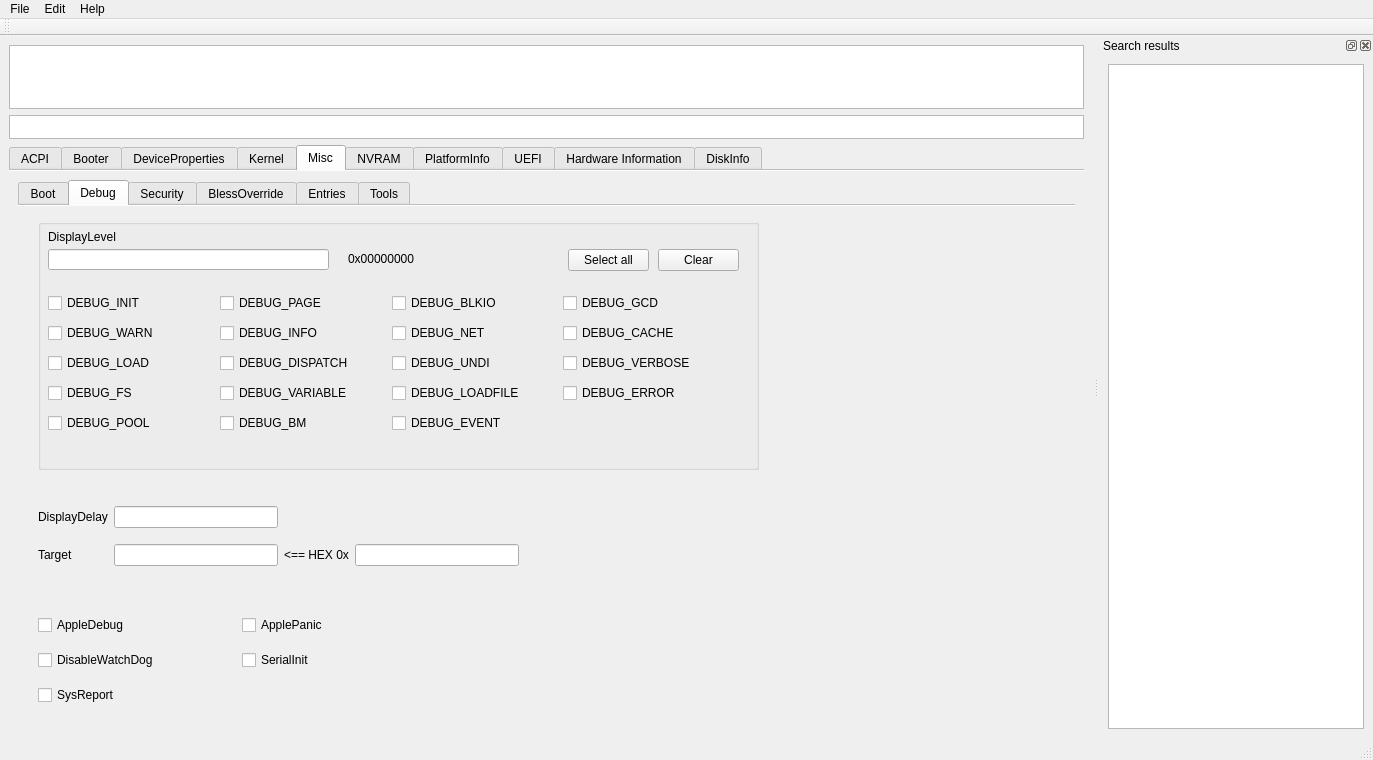
Before: the Qt Designer form mainwindow.ui in ic005k/OCAuxiliaryTools, drawn with Qt 5.
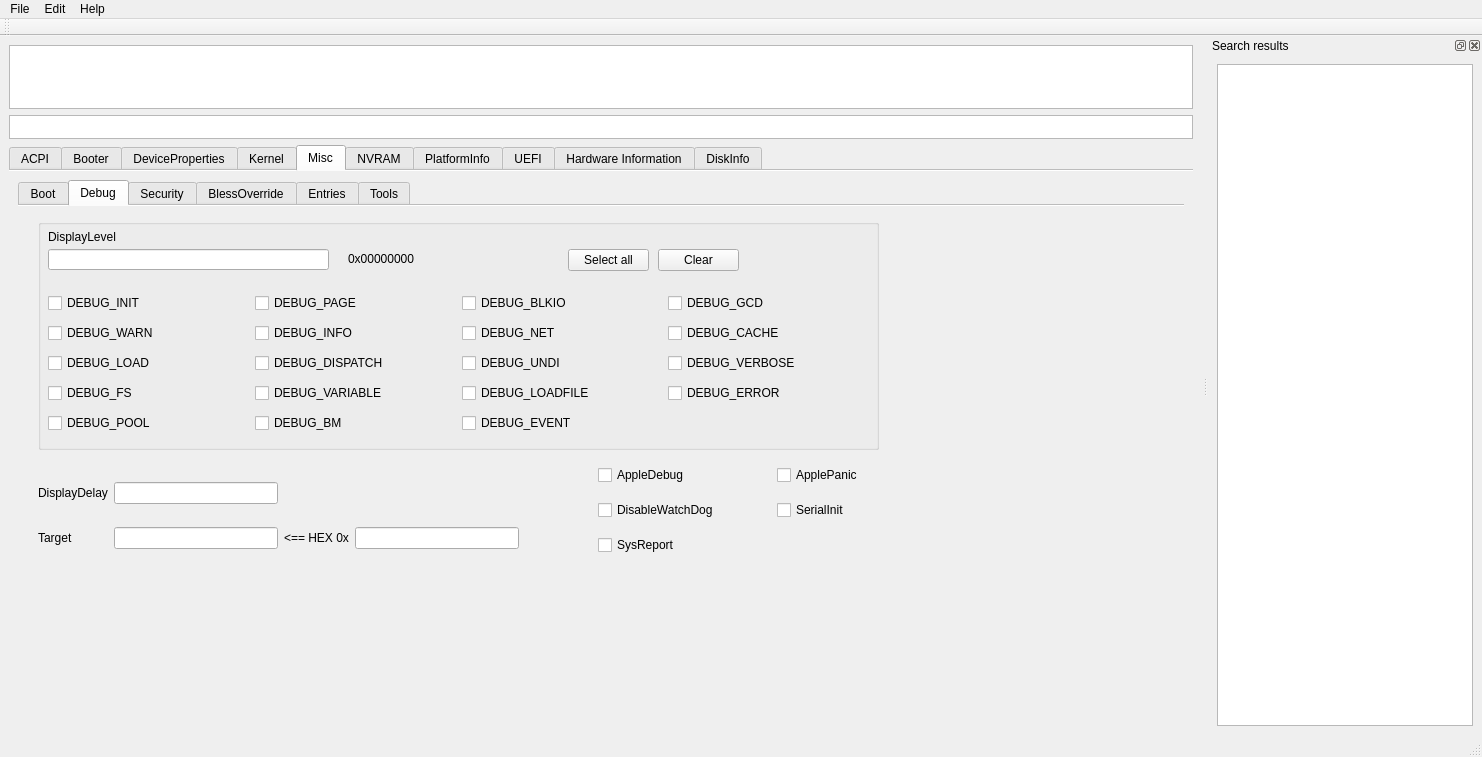
After: the same form once the commit is applied. The open tabs and pages were chosen to show the change. Icons and pictures are not drawn.

The edit to the form file:
```diff
--- a/mainwindow.ui
+++ b/mainwindow.ui
@@ -6,8 +6,8 @@
    <rect>
     <x>0</x>
     <y>0</y>
-    <width>1373</width>
-    <height>760</height>
+    <width>1482</width>
+    <height>757</height>
    </rect>
   </property>
   <property name="maximumSize">
@@ -2672,8 +2672,8 @@
              <rect>
               <x>20</x>
               <y>13</y>
-              <width>721</width>
-              <height>251</height>
+              <width>841</width>
+              <height>231</height>
              </rect>
             </property>
             <property name="statusTip">
@@ -2697,7 +2697,7 @@
               <rect>
                <x>10</x>
                <y>70</y>
-               <width>681</width>
+               <width>821</width>
                <height>148</height>
               </rect>
              </property>
@@ -2893,9 +2893,9 @@
            <widget class="QWidget" name="gridLayoutWidget_20">
             <property name="geometry">
              <rect>
-              <x>20</x>
-              <y>400</y>
-              <width>401</width>
+              <x>580</x>
+              <y>250</y>
+              <width>351</width>
               <height>111</height>
              </rect>
             </property>
@@ -2985,9 +2985,9 @@
             <property name="geometry">
              <rect>
               <x>20</x>
-              <y>290</y>
+              <y>259</y>
               <width>481</width>
-              <height>80</height>
+              <height>101</height>
              </rect>
             </property>
             <layout class="QGridLayout" name="gridLayout_49">
@@ -7372,7 +7372,7 @@
     <rect>
      <x>0</x>
      <y>0</y>
-     <width>1373</width>
+     <width>1482</width>
      <height>24</height>
     </rect>
    </property>
```
Left out of the diff: 384 changed lines with no effect on the pictures. Lines whose indentation alone changed are shown as unchanged.
